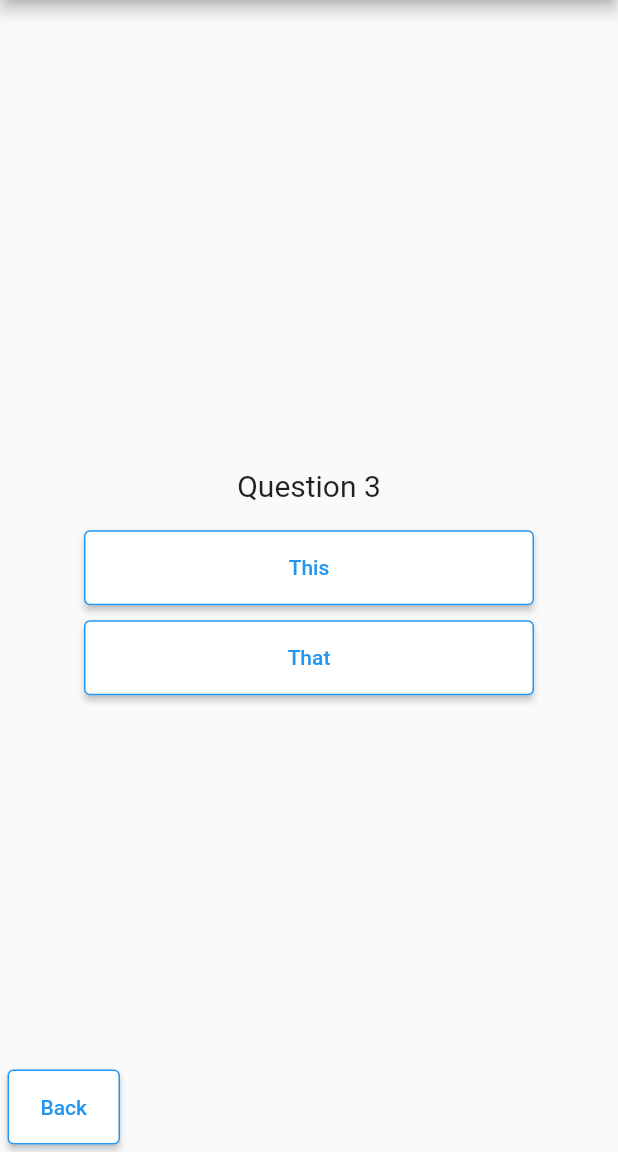
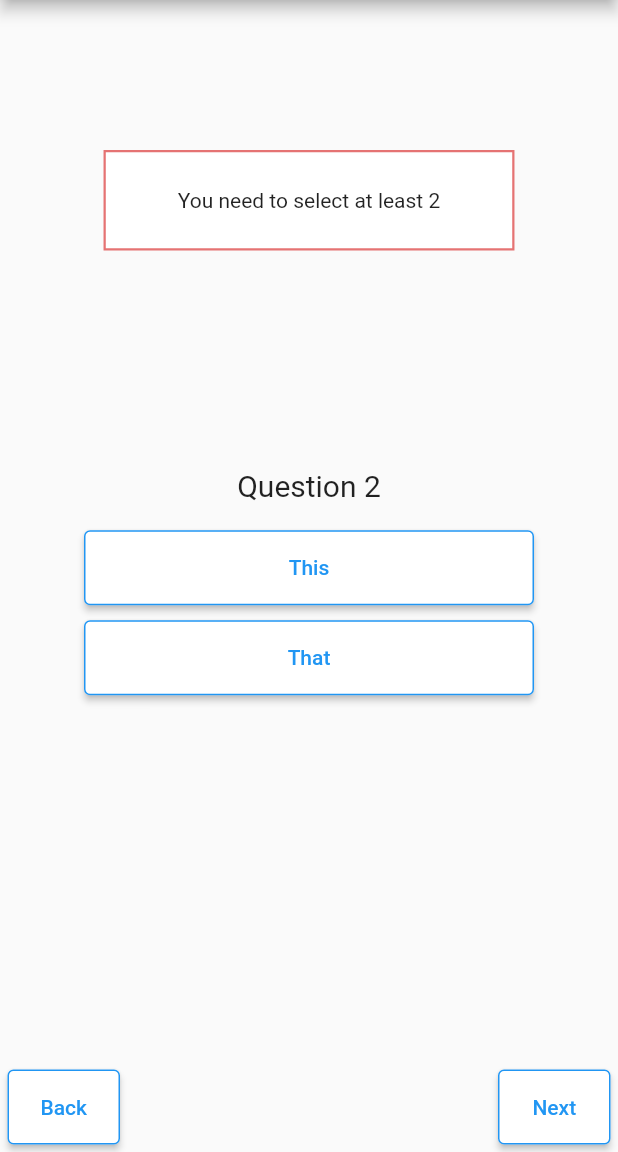
Before and after one commit to AaronFryer/SimpleSurvey, a Flutter app: the screen it shows after launch, after a tap on "This", after a tap on "Next", on a phone screen of 412 x 824 dp, the part 84-1236 px from its top. Run offline on Flutter 3.47's test engine with Material 2 defaults, Android fonts, the phone set to English and light mode, and no system bars.

Commit message:
Multi minimum & error message

```diff
--- a/lib/SimpleWizard.dart
+++ b/lib/SimpleWizard.dart
@@ -1,4 +1,6 @@
-import 'package:flutter/widgets.dart';
+import 'dart:async';
+
+import 'package:flutter/material.dart';
 
 import 'SimpleWizardModels.dart';
 import 'SimpleWizardViews.dart';
@@ -21,6 +23,21 @@
   int currentPage = 0;
   bool showBack = true;
   List<int> previousSteps = [];
+  String? errorMessage;
+  Timer? errorTimer;
+
+  void showError(msg) {
+    setState(() {
+      errorMessage = msg;
+    });
+
+    errorTimer?.cancel();
+    errorTimer = Timer(const Duration(milliseconds: 1500), () {
+      setState(() {
+        errorMessage = null;
+      });
+    });
+  }
 
   void next() {
     if (currentPage < widget.steps.length - 1) {
@@ -59,7 +76,27 @@
 
   @override
   Widget build(BuildContext context) {
-    return PageView(
+    return Stack(
+      alignment: Alignment.center,
+      children: [
+        Visibility(
+          visible: errorMessage != null,
+          child: Positioned(
+            top: 100,
+            child: Container(
+              padding: const EdgeInsets.fromLTRB(48, 24, 48, 24),
+              decoration: BoxDecoration(
+                color: Colors.white,
+                border: Border.all(
+                  color: Colors.red.shade300,
+                  width: 1.5,
+                ),
+              ),
+              child: Text(errorMessage ?? ''),
+            ),
+          ),
+        ),
+        PageView(
           reverse: false,
           physics: const NeverScrollableScrollPhysics(),
           controller: controller,
@@ -80,6 +117,8 @@
               }
             })
           ],
+        ),
+      ],
     );
   }
 }
--- a/lib/SimpleWizardModels.dart
+++ b/lib/SimpleWizardModels.dart
@@ -8,11 +8,13 @@
   String text = "This is the question?";
   List<ModelSimpleWizardStepAnswer> answers = [];
   bool isMult;
+  int multiMinimum;
 
   ModelSimpleWizardStepQuestion({
     required this.text,
     required this.answers,
     this.isMult = false,
+    this.multiMinimum = 1,
     required id,
   }) : super(id: id);
 }
--- a/lib/SimpleWizardViews.dart
+++ b/lib/SimpleWizardViews.dart
@@ -109,7 +109,22 @@
                 ),
                 child: const Text("Next"),
                 onPressed: () {
-                  widget.instance.next();
+                  if (widget.step.isMult) {
+                    if (widget.step.answers
+                            .where((x) {
+                              return x.isSelected;
+                            })
+                            .toList()
+                            .length >=
+                        widget.step.multiMinimum) {
+                      widget.instance.next();
+                    } else {
+                      widget.instance.showError("You need to select at least " +
+                          widget.step.multiMinimum.toString());
+                    }
+                  } else {
+                    widget.instance.next();
+                  }
                 },
               ),
             ),
--- a/lib/main.dart
+++ b/lib/main.dart
@@ -56,6 +56,7 @@
           id: "question_2",
           text: "Question 2",
           isMult: true,
+          multiMinimum: 2,
           answers: [
             ModelSimpleWizardStepAnswer(text: "This"),
             ModelSimpleWizardStepAnswer(text: "That"),
```
Lines whose indentation alone changed are shown as unchanged.
